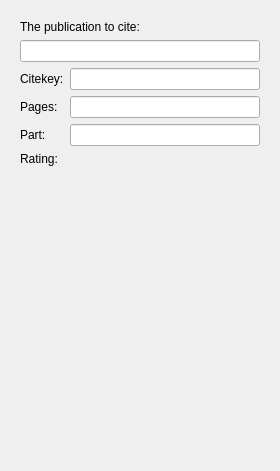
Before: the Qt Designer form src/mainui/sidebar/referencewidget.ui in KDE/conquirere, drawn with Qt 5.
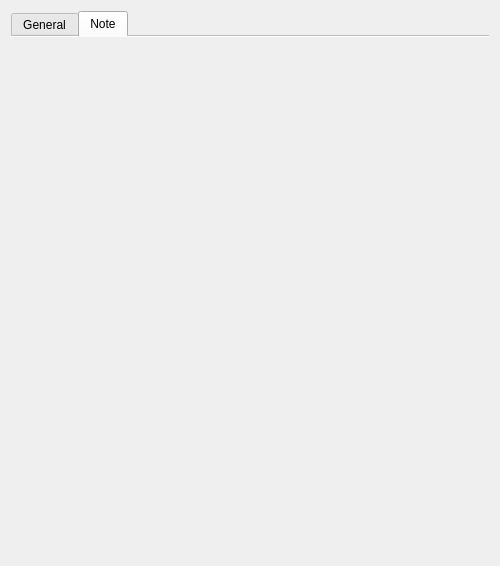
After: the same form once the commit is applied. The open tabs and pages were chosen to show the change. Custom widgets are drawn as their Qt base class.

Commit message: allow to add/edit/remove pimo:Note resources to nearly anything

```diff
--- a/src/mainui/sidebar/referencewidget.ui
+++ b/src/mainui/sidebar/referencewidget.ui
@@ -6,8 +6,8 @@
    <rect>
     <x>0</x>
     <y>0</y>
-    <width>280</width>
-    <height>471</height>
+    <width>500</width>
+    <height>566</height>
    </rect>
   </property>
   <property name="windowTitle">
@@ -15,6 +15,19 @@
   </property>
   <layout class="QVBoxLayout" name="verticalLayout_2">
    <item>
+    <widget class="QTabWidget" name="tabWidget">
+     <property name="currentIndex">
+      <number>0</number>
+     </property>
+     <property name="documentMode">
+      <bool>true</bool>
+     </property>
+     <widget class="QWidget" name="tab">
+      <attribute name="title">
+       <string>General</string>
+      </attribute>
+      <layout class="QVBoxLayout" name="verticalLayout_4">
+       <item>
     <widget class="QWidget" name="frameWidget" native="true">
      <layout class="QVBoxLayout" name="verticalLayout">
       <item>
@@ -107,6 +120,33 @@
    </item>
   </layout>
  </widget>
+     <widget class="QWidget" name="tab_2">
+      <attribute name="title">
+       <string>Note</string>
+      </attribute>
+      <layout class="QVBoxLayout" name="verticalLayout_3">
+       <item>
+        <widget class="ListAnnotationsWidget" name="editAnnot" native="true"/>
+       </item>
+       <item>
+        <spacer name="verticalSpacer_2">
+         <property name="orientation">
+          <enum>Qt::Vertical</enum>
+         </property>
+         <property name="sizeHint" stdset="0">
+          <size>
+           <width>20</width>
+           <height>506</height>
+          </size>
+         </property>
+        </spacer>
+       </item>
+      </layout>
+     </widget>
+    </widget>
+   </item>
+  </layout>
+ </widget>
  <customwidgets>
   <customwidget>
    <class>KRatingWidget</class>
@@ -121,6 +161,12 @@
     <signal>widgetEnabled(bool)</signal>
    </slots>
   </customwidget>
+  <customwidget>
+   <class>ListAnnotationsWidget</class>
+   <extends>QWidget</extends>
+   <header>sidebar/listannotationswidget.h</header>
+   <container>1</container>
+  </customwidget>
   <customwidget>
    <class>PublicationEdit</class>
    <extends>QLineEdit</extends>
```
Left out of the diff: 1 changed line with no effect on the pictures. Lines whose indentation alone changed are shown as unchanged. The commit also changes 14 other files.
